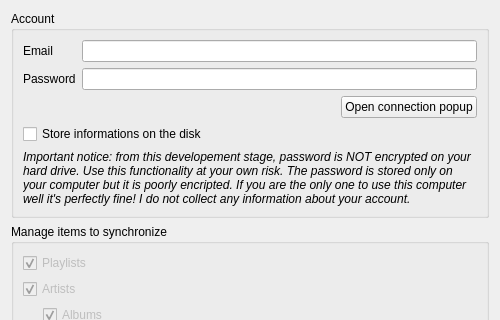
The window that config.ui (MBach/deezer-plugin) describes before a commit, drawn with Qt 5; both pictures show x 0 to 500 and y 0 to 320 of the 500 by 463 pixel window.
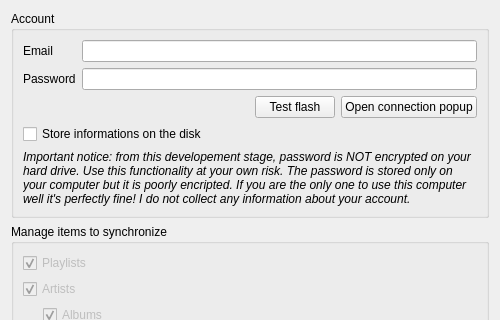
The same window after the commit. Icons and pictures are not drawn.

```diff
--- a/config.ui
+++ b/config.ui
@@ -73,6 +73,13 @@
           </property>
          </spacer>
         </item>
+        <item>
+         <widget class="QPushButton" name="testFlashPopup">
+          <property name="text">
+           <string>Test flash</string>
+          </property>
+         </widget>
+        </item>
         <item>
          <widget class="QPushButton" name="openConnectPopup">
           <property name="text">
```
